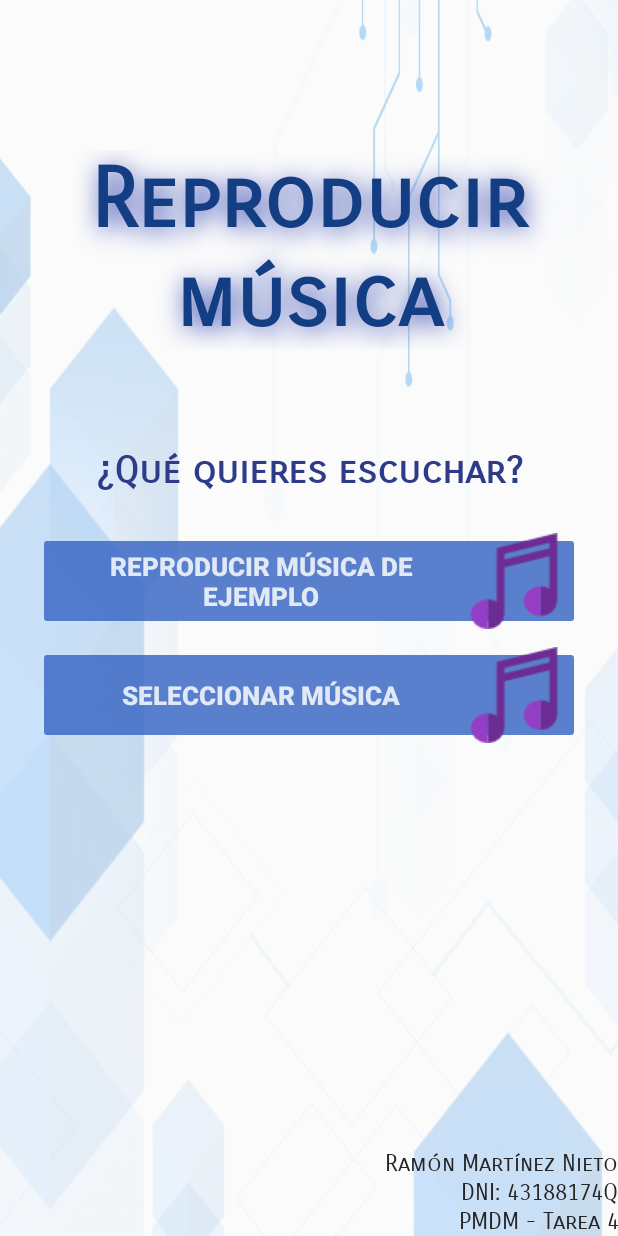
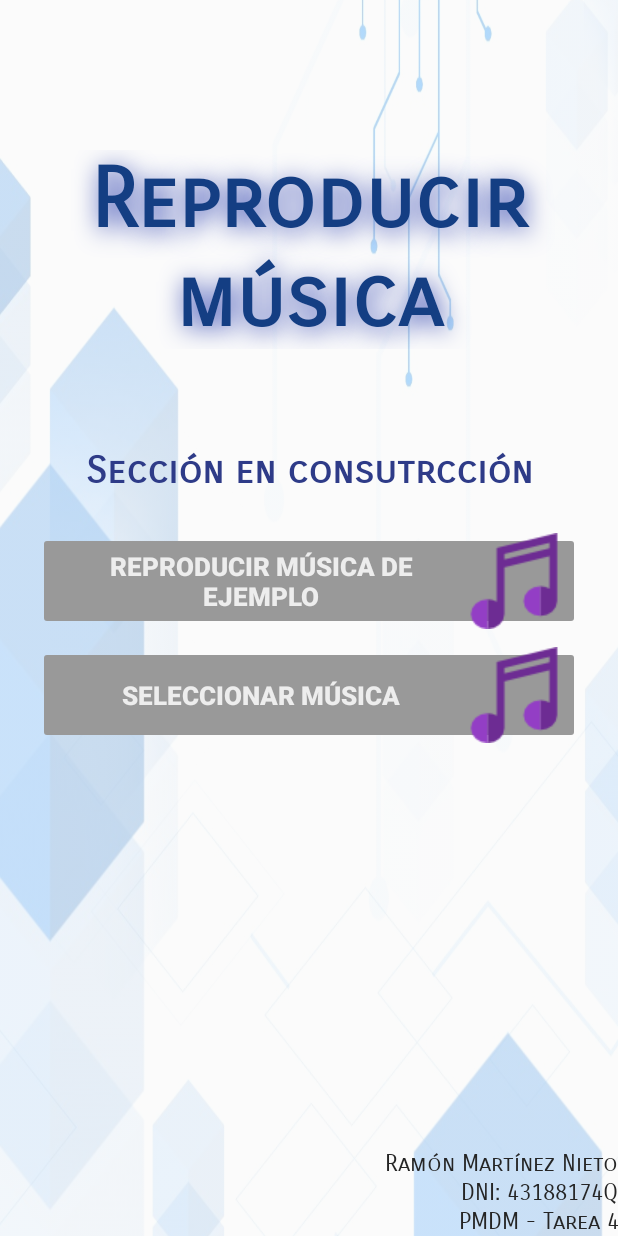
Before and after one commit to RamonMartinezNieto/ElGranReproductor, an Android app: the opciones_reproducir_musica screen opened directly, with no data from a screen before it, on a phone screen of 412 x 824 dp. Run offline under Robolectric (Android 15) with nearby library versions, the light colour scheme and no system bars.

Commit message:
Sección música disable y arreglos varios

```diff
--- a/app/src/main/res/layout-land/activity_reproducir_musica.xml
+++ b/app/src/main/res/layout-land/activity_reproducir_musica.xml
@@ -21,16 +21,16 @@
             <TextView
                 android:id="@+id/textView2"
                 style="@style/subtitulo_land"
-                android:text="@string/opciones_musica" />
+                android:text="@string/seccion_construcción" />
 
             <Button
                 android:id="@+id/buttonMusicaEjemplo"
-                style="@style/botones_musica"
+                style="@style/botones_musica_disable"
                 android:text="@string/musica_ejemplo" />
 
             <Button
                 android:id="@+id/buttonMusicaSeleccion"
-                style="@style/botones_musica"
+                style="@style/botones_musica_disable"
                 android:text="@string/musica_seleeccion" />
 
             <include layout="@layout/datos_autor"/>
--- a/app/src/main/res/layout/activity_reproducir_musica.xml
+++ b/app/src/main/res/layout/activity_reproducir_musica.xml
@@ -21,23 +21,22 @@
             <TextView
                 android:id="@+id/textView2"
                 style="@style/subtitulo"
-                android:text="@string/opciones_musica" />
+                android:text="@string/seccion_construcción" />
 
             <Button
                 android:id="@+id/buttonMusicaEjemplo"
-                style="@style/botones_musica"
+                style="@style/botones_musica_disable"
                 android:text="@string/musica_ejemplo"
                 android:enabled="false"/>
 
             <Button
                 android:id="@+id/buttonMusicaSeleccion"
-                style="@style/botones_musica"
+                style="@style/botones_musica_disable"
                 android:text="@string/musica_seleeccion"
                 android:enabled="false"/>
 
             <include layout="@layout/datos_autor"/>
 
-
         </LinearLayout>
 
 </androidx.constraintlayout.widget.ConstraintLayout>
--- a/app/src/main/res/values/strings.xml
+++ b/app/src/main/res/values/strings.xml
@@ -29,10 +29,9 @@
     <string name="musica_ejemplo">Reproducir música de ejemplo</string>
     <string name="musica_seleeccion">Seleccionar música</string>
 
-
-    <!-- Otros layouts -->
+    <!-- Otros  -->
     <string name="titulo_video_ejemplo">Seleccione un vídeo</string>
-
+    <string name="seccion_construcción">Sección en consutrcción</string>
 
 
 </resources>
--- a/app/src/main/res/values/styles.xml
+++ b/app/src/main/res/values/styles.xml
@@ -78,6 +78,11 @@
         <item name="android:layout_height">wrap_content</item>
     </style>
 
+    <!-- Botoones que están dissable -->
+    <style name="botones_musica_disable" parent="botones_musica">
+        <item name="android:backgroundTint">#999999</item>
+    </style>
+
     <!-- Botones musica extends botonesPrincipales-->
     <style name="botones_musica" parent="botonesPrincipales">
         <item name="android:drawableRight">@drawable/music_player</item>
```
